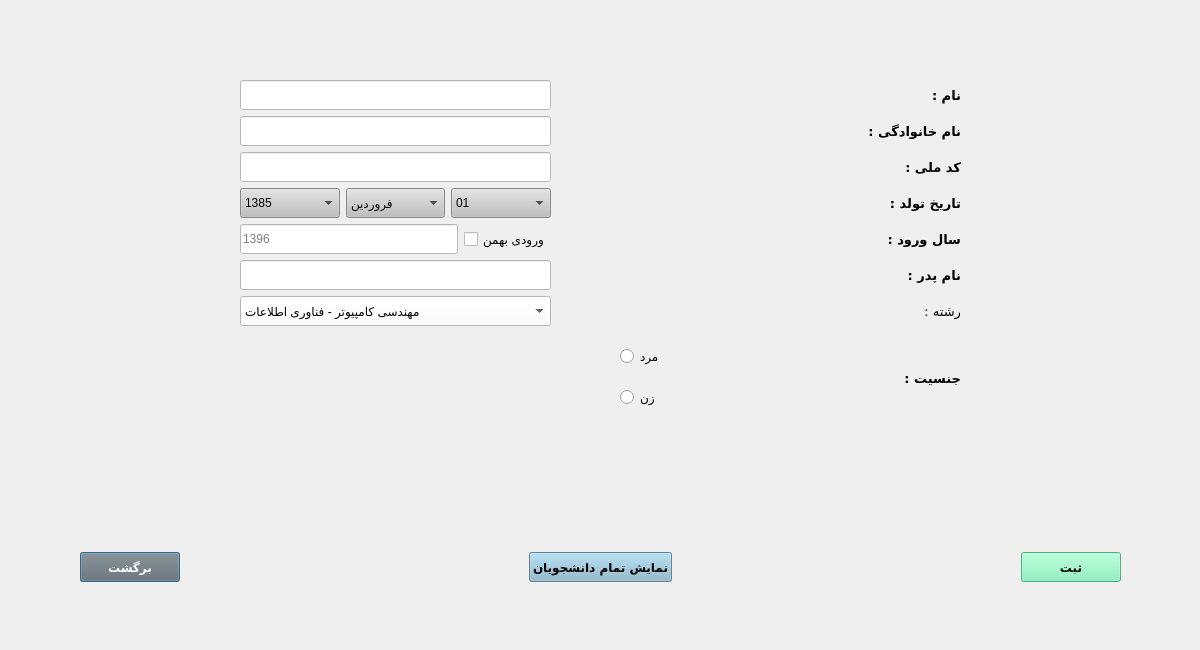
Old version of the form addstudentdialog.ui in the repository AliRn76/Student-Portal.
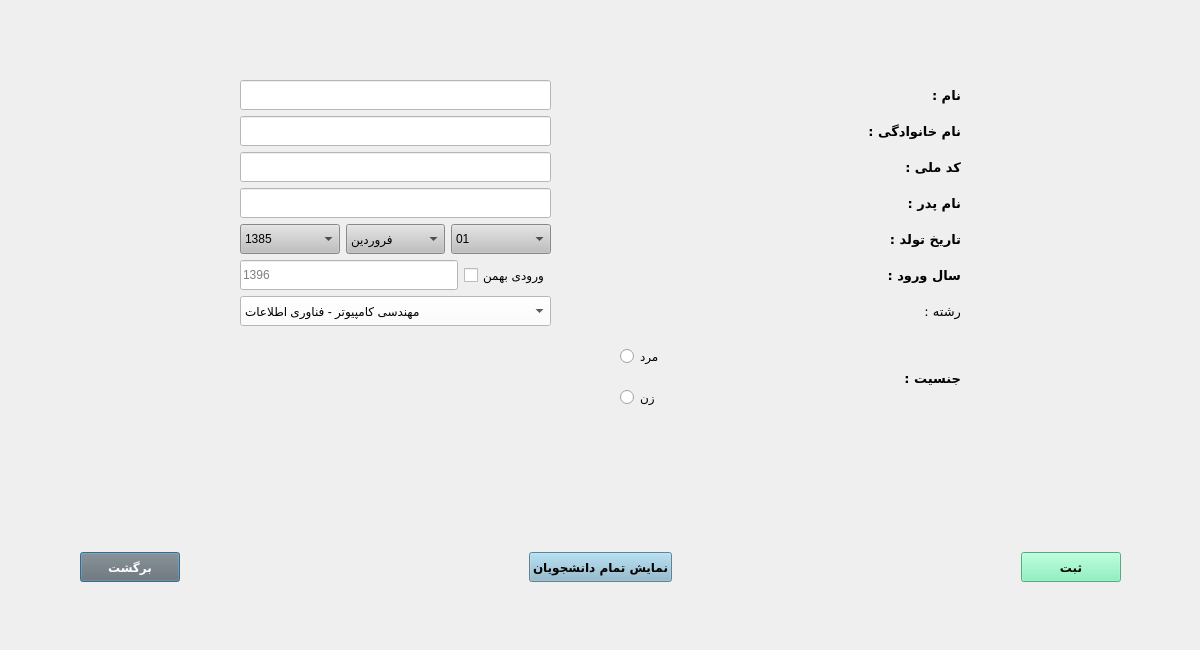
New version of the form.

Diff of the .ui file:
```diff
--- a/addstudentdialog.ui
+++ b/addstudentdialog.ui
@@ -13,7 +13,7 @@
   <property name="windowTitle">
    <string>ثبت دانشجو</string>
   </property>
-  <widget class="QWidget" name="">
+  <widget class="QWidget" name="layoutWidget">
    <property name="geometry">
     <rect>
      <x>80</x>
@@ -133,7 +133,7 @@
     </item>
    </layout>
   </widget>
-  <widget class="QWidget" name="">
+  <widget class="QWidget" name="layoutWidget">
    <property name="geometry">
     <rect>
      <x>240</x>
@@ -201,6 +201,19 @@
           </property>
          </widget>
         </item>
+        <item>
+         <widget class="QLineEdit" name="lineEdit_fathersName">
+          <property name="minimumSize">
+           <size>
+            <width>0</width>
+            <height>30</height>
+           </size>
+          </property>
+          <property name="styleSheet">
+           <string notr="true">background-color: white;</string>
+          </property>
+         </widget>
+        </item>
         <item>
          <layout class="QHBoxLayout" name="horizontalLayout">
           <item>
@@ -713,19 +726,6 @@
           </item>
          </layout>
         </item>
-        <item>
-         <widget class="QLineEdit" name="lineEdit_fathersName">
-          <property name="minimumSize">
-           <size>
-            <width>0</width>
-            <height>30</height>
-           </size>
-          </property>
-          <property name="styleSheet">
-           <string notr="true">background-color: white;</string>
-          </property>
-         </widget>
-        </item>
         <item>
          <widget class="QComboBox" name="comboBox_field">
           <property name="minimumSize">
@@ -970,6 +970,21 @@
           </property>
          </widget>
         </item>
+        <item>
+         <widget class="QLabel" name="label_3">
+          <property name="font">
+           <font>
+            <family>B Koodak</family>
+            <pointsize>10</pointsize>
+            <weight>75</weight>
+            <bold>true</bold>
+           </font>
+          </property>
+          <property name="text">
+           <string>نام پدر :</string>
+          </property>
+         </widget>
+        </item>
         <item>
          <widget class="QLabel" name="label_7">
           <property name="font">
@@ -1000,21 +1015,6 @@
           </property>
          </widget>
         </item>
-        <item>
-         <widget class="QLabel" name="label_3">
-          <property name="font">
-           <font>
-            <family>B Koodak</family>
-            <pointsize>10</pointsize>
-            <weight>75</weight>
-            <bold>true</bold>
-           </font>
-          </property>
-          <property name="text">
-           <string>نام پدر :</string>
-          </property>
-         </widget>
-        </item>
         <item>
          <widget class="QLabel" name="label_8">
           <property name="font">
```
Left out of the diff: 20 changed lines with no effect on the pictures.
